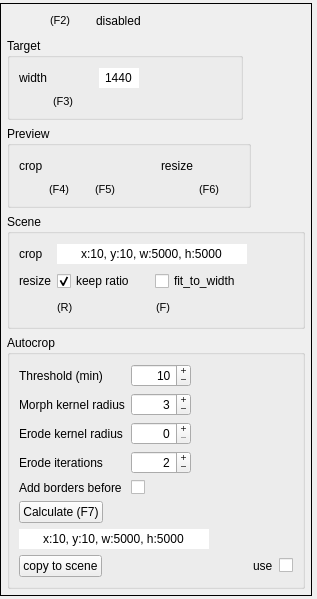
The window that tools/ui/ui/ui_widget_geometry.ui (JepEtau/mco) describes before a commit, drawn with Qt 5.
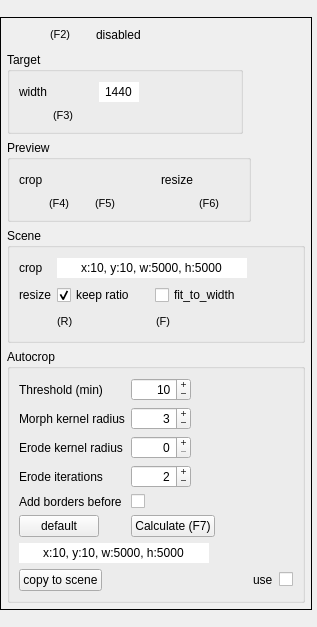
The same window after the commit. Icons and pictures are not drawn.

The edit to the form file:
```diff
--- a/tools/ui/ui/ui_widget_geometry.ui
+++ b/tools/ui/ui/ui_widget_geometry.ui
@@ -7,7 +7,7 @@
     <x>0</x>
     <y>0</y>
     <width>317</width>
-    <height>599</height>
+    <height>627</height>
    </rect>
   </property>
   <property name="sizePolicy">
@@ -878,7 +878,7 @@
              </property>
             </widget>
            </item>
-           <item row="5" column="0">
+           <item row="5" column="1">
             <widget class="QPushButton" name="pushButton_calculate">
              <property name="sizePolicy">
               <sizepolicy hsizetype="Maximum" vsizetype="Fixed">
@@ -891,6 +891,16 @@
              </property>
             </widget>
            </item>
+           <item row="5" column="0">
+            <widget class="QPushButton" name="pushButton_default">
+             <property name="focusPolicy">
+              <enum>Qt::FocusPolicy::NoFocus</enum>
+             </property>
+             <property name="text">
+              <string notr="true">default</string>
+             </property>
+            </widget>
+           </item>
           </layout>
          </item>
          <item>
```
Left out of the diff: 24 changed lines with no effect on the pictures.
